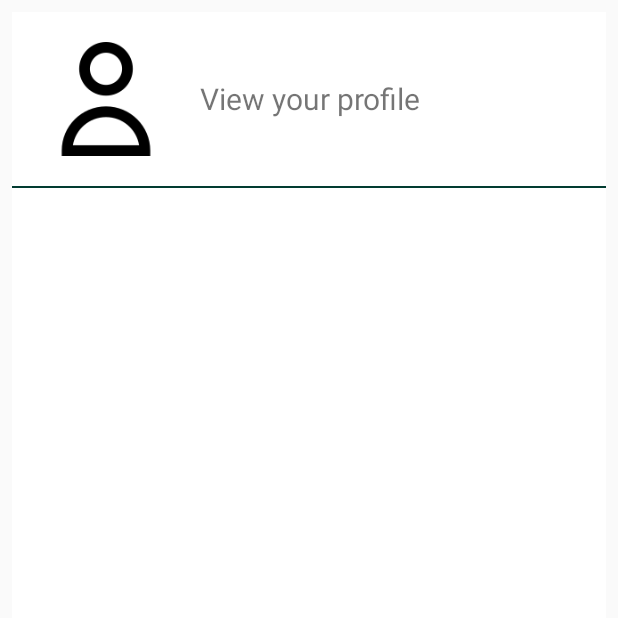
After one commit to nguyentracthanh/sales_order_app, an Android app: the fragment MenuFragment shown on its own in the app's theme, on a phone screen of 412 x 824 dp, the top half of it. The commit adds this screen. Run offline under Robolectric (Android 15) with nearby library versions, the phone set to English and light mode, and no system bars.

Commit message:
update some missing file

```diff
--- a/Group_project/app/src/main/java/vn/edu/usth/main/Function/HomePagerAdapter.java
+++ b/Group_project/app/src/main/java/vn/edu/usth/main/Function/HomePagerAdapter.java
@@ -4,9 +4,11 @@ import androidx.fragment.app.Fragment;
 import androidx.fragment.app.FragmentManager;
 import androidx.fragment.app.FragmentPagerAdapter;
 
+import vn.edu.usth.main.Function.Menu.MenuFragment;
+
 public class HomePagerAdapter extends FragmentPagerAdapter {
-    private final int PAGE_COUNT = 3;
-    private String titles[] = new String[] { "Home", "Foods", "Drinks" };
+    private final int PAGE_COUNT = 4;
+    private String titles[] = new String[] { "Home", "Foods", "Drinks","Profile" };
     public HomePagerAdapter(FragmentManager fm){
 
         super (fm);
@@ -24,6 +26,10 @@ public class HomePagerAdapter extends FragmentPagerAdapter {
             case 2:
                 DrinkFragment drink_site= new DrinkFragment();
                 return drink_site;
+            case 3:
+                MenuFragment menu_site= new MenuFragment();
+                return menu_site;
+
         }
         return null; // failsafe
         }
--- a/Group_project/app/src/main/java/vn/edu/usth/main/Function/Main_interface.java
+++ b/Group_project/app/src/main/java/vn/edu/usth/main/Function/Main_interface.java
@@ -9,6 +9,7 @@ import androidx.viewpager.widget.PagerAdapter;
 import androidx.viewpager.widget.ViewPager;
 
 import android.view.LayoutInflater;
+import android.view.Menu;
 import android.view.View;
 import android.view.ViewGroup;
 
@@ -36,4 +37,6 @@ public class Main_interface extends Fragment {
     }
 
 
+
+
 }
--- /dev/null
+++ b/Group_project/app/src/main/java/vn/edu/usth/main/Function/Menu/MenuFragment.java
@@ -0,0 +1,45 @@
+package vn.edu.usth.main.Function.Menu;
+
+
+import android.os.Bundle;
+
+import androidx.fragment.app.Fragment;
+import androidx.fragment.app.FragmentTransaction;
+
+import android.view.LayoutInflater;
+import android.view.View;
+import android.view.ViewGroup;
+import android.widget.LinearLayout;
+
+import vn.edu.usth.main.R;
+
+/**
+ * A simple {@link Fragment} subclass.
+ */
+public class MenuFragment extends Fragment {
+
+    @Override
+    public View onCreateView(LayoutInflater inflater, ViewGroup container2,
+                             Bundle savedInstanceState) {
+        // Inflate the layout for this fragment
+        FragmentTransaction fragmentTransaction = getChildFragmentManager().beginTransaction();
+
+        ProfileFragment avt_fragment = new ProfileFragment();
+        avt_fragment.setArguments(this.getArguments());
+
+        functionFragment function_fragment = new functionFragment();
+        function_fragment.setArguments(this.getArguments());
+
+        fragmentTransaction.replace(R.id.avt_fr, avt_fragment);
+        fragmentTransaction.replace(R.id.function_fr, function_fragment);
+
+        fragmentTransaction.setTransition(FragmentTransaction.TRANSIT_FRAGMENT_FADE);
+
+        fragmentTransaction.commit();
+
+        LinearLayout fragment_weather = (LinearLayout) inflater.inflate(R.layout.fragment_menu,container2,false);
+
+        return fragment_weather;
+    }
+
+}
--- /dev/null
+++ b/Group_project/app/src/main/java/vn/edu/usth/main/Function/Menu/ProfileFragment.java
@@ -0,0 +1,32 @@
+package vn.edu.usth.main.Function.Menu;
+
+
+import android.os.Bundle;
+
+import androidx.fragment.app.Fragment;
+
+import android.view.LayoutInflater;
+import android.view.View;
+import android.view.ViewGroup;
+
+import vn.edu.usth.main.R;
+
+/**
+ * A simple {@link Fragment} subclass.
+ */
+public class ProfileFragment extends Fragment {
+
+
+    public ProfileFragment() {
+        // Required empty public constructor
+    }
+
+
+    @Override
+    public View onCreateView(LayoutInflater inflater, ViewGroup container_menu,
+                             Bundle savedInstanceState) {
+        // Inflate the layout for this fragment
+        return inflater.inflate(R.layout.fragment_profile, container_menu, false);
+    }
+
+}
--- /dev/null
+++ b/Group_project/app/src/main/java/vn/edu/usth/main/Function/Menu/functionFragment.java
@@ -0,0 +1,32 @@
+package vn.edu.usth.main.Function.Menu;
+
+
+import android.os.Bundle;
+
+import androidx.fragment.app.Fragment;
+
+import android.view.LayoutInflater;
+import android.view.View;
+import android.view.ViewGroup;
+
+import vn.edu.usth.main.R;
+
+/**
+ * A simple {@link Fragment} subclass.
+ */
+public class functionFragment extends Fragment {
+
+
+    public functionFragment() {
+        // Required empty public constructor
+    }
+
+
+    @Override
+    public View onCreateView(LayoutInflater inflater, ViewGroup container_menu,
+                             Bundle savedInstanceState) {
+        // Inflate the layout for this fragment
+        return inflater.inflate(R.layout.fragment_function, container_menu, false);
+    }
+
+}
--- /dev/null
+++ b/Group_project/app/src/main/res/drawable-hdpi/botron_button.xml
@@ -0,0 +1,25 @@
+<?xml version="1.0" encoding="utf-8"?>
+<shape
+    xmlns:android="http://schemas.android.com/apk/res/android"
+    android:shape="rectangle">
+
+    <!-- Set màu nền-->
+    <solid
+        android:color="@color/colorPrimaryDark" >
+    </solid>
+
+    <!-- đặt thuộc tính màu và độ rộng của đường viền -->
+    <stroke
+        android:width="1dp"
+        android:color="@color/colorPrimaryDark" >
+    </stroke>
+
+    <!-- các thuộc tính căn chỉnh-->
+
+
+    <!-- và đây là bán kính đường tròn ở 4 góc -->
+    <corners
+        android:radius="4dp" >
+    </corners>
+
+</shape>
--- /dev/null
+++ b/Group_project/app/src/main/res/layout/fragment_function.xml
@@ -0,0 +1,27 @@
+<?xml version="1.0" encoding="utf-8"?>
+<LinearLayout android:layout_height="match_parent"
+    android:layout_width="match_parent"
+    xmlns:android="http://schemas.android.com/apk/res/android">
+    <ScrollView
+        xmlns:android="http://schemas.android.com/apk/res/android"
+        xmlns:tools="http://schemas.android.com/tools"
+        android:layout_width="fill_parent"
+        android:layout_height="fill_parent"
+        android:fillViewport="true">
+        <LinearLayout xmlns:android="http://schemas.android.com/apk/res/android"
+            xmlns:tools="http://schemas.android.com/tools"
+            android:layout_width="match_parent"
+            android:layout_height="match_parent"
+            android:orientation="vertical"
+            tools:context=".Function.Menu.functionFragment">
+<!--            <androidx.recyclerview.widget.RecyclerView-->
+<!--                android:layout_width="match_parent"-->
+<!--                android:layout_height="match_parent"-->
+<!--                />-->
+            <ListView
+                android:layout_width="match_parent"
+                android:layout_height="match_parent"
+                />
+        </LinearLayout>
+    </ScrollView>
+</LinearLayout>
--- /dev/null
+++ b/Group_project/app/src/main/res/layout/fragment_menu.xml
@@ -0,0 +1,37 @@
+<?xml version="1.0" encoding="utf-8"?>
+<LinearLayout android:layout_height="match_parent"
+    android:layout_width="match_parent"
+    android:layout_margin="8dp"
+    android:id="@+id/container_menu"
+    xmlns:android="http://schemas.android.com/apk/res/android">
+    <ScrollView
+        xmlns:android="http://schemas.android.com/apk/res/android"
+        xmlns:tools="http://schemas.android.com/tools"
+        android:layout_width="fill_parent"
+        android:layout_height="fill_parent"
+
+        android:fillViewport="true">
+        <LinearLayout
+            android:layout_width="match_parent"
+            android:layout_height="match_parent"
+            android:orientation="vertical"
+            tools:context=".Function.Menu.MenuFragment"
+            android:background="@drawable/botron_button">
+            <FrameLayout
+                android:layout_width="match_parent"
+                android:layout_height="match_parent"
+                android:layout_weight="6"
+                android:id="@+id/avt_fr"
+                android:background="@color/colorWhite"/>
+            <FrameLayout
+                android:layout_marginTop="1dp"
+                android:layout_width="match_parent"
+                android:layout_height="match_parent"
+                android:layout_weight="1"
+                android:id="@+id/function_fr"
+                android:background="@color/colorWhite"/>
+        </LinearLayout>
+
+    </ScrollView>
+
+</LinearLayout>
--- /dev/null
+++ b/Group_project/app/src/main/res/layout/fragment_profile.xml
@@ -0,0 +1,28 @@
+<?xml version="1.0" encoding="utf-8"?>
+<RelativeLayout xmlns:android="http://schemas.android.com/apk/res/android"
+    xmlns:tools="http://schemas.android.com/tools"
+    android:layout_width="match_parent"
+    android:layout_height="match_parent"
+    tools:context=".Function.Menu.ProfileFragment">
+
+    <LinearLayout
+        android:layout_width="match_parent"
+        android:layout_height="wrap_content">
+        <ImageView
+            android:layout_margin="20dp"
+            android:layout_width="wrap_content"
+            android:layout_height="wrap_content"
+            android:src="@drawable/user"
+            android:id="@+id/avt"/>
+        <TextView
+            android:layout_width="wrap_content"
+            android:layout_height="wrap_content"
+            android:layout_gravity="center"
+            android:text="View your profile"
+            android:textSize="20dp"/>
+    </LinearLayout>
+
+
+
+
+</RelativeLayout>
```
Also changed, not shown: Group_project/app/src/main/res/drawable-hdpi/menu.png (added), Group_project/app/src/main/res/drawable-hdpi/settings.png (added), Group_project/app/src/main/res/drawable-hdpi/user.png (added).
